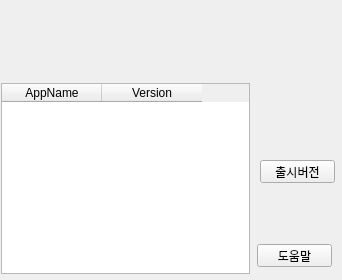
First picture: the form in ui/installedList_working.ui, repository jeongjeongguk/ADB_pyQT5, before the edit.
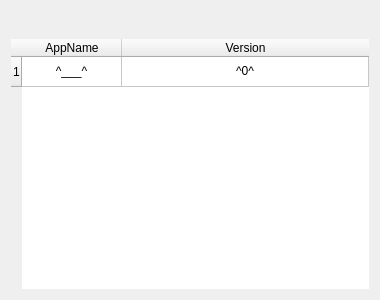
Second picture: the form after the edit. Icons and pictures are not drawn.

Commit message: 권한페이지이동, 잠금상태확인 추가. UI icon추가 및 UI작업중. gif변환이루 연속폴더생성부분 수정.

```diff
--- a/ui/installedList_working.ui
+++ b/ui/installedList_working.ui
@@ -6,8 +6,8 @@
    <rect>
     <x>0</x>
     <y>0</y>
-    <width>342</width>
-    <height>280</height>
+    <width>380</width>
+    <height>300</height>
    </rect>
   </property>
   <property name="sizePolicy">
@@ -24,8 +24,8 @@
   </property>
   <property name="maximumSize">
    <size>
-    <width>342</width>
-    <height>280</height>
+    <width>380</width>
+    <height>300</height>
    </size>
   </property>
   <property name="baseSize">
@@ -41,15 +41,51 @@
    <iconset resource="icon.qrc">
     <normaloff>:/menu/icons/1494232917_icon-trash-b.png</normaloff>:/menu/icons/1494232917_icon-trash-b.png</iconset>
   </property>
+  <layout class="QVBoxLayout" name="verticalLayout">
+   <item>
+    <layout class="QHBoxLayout" name="horizontalLayout">
+     <item>
+      <widget class="QPushButton" name="pushButton_4">
+       <property name="text">
+        <string/>
+       </property>
+       <property name="icon">
+        <iconset resource="icon.qrc">
+         <normaloff>:/menu/icons/icons8-restart-50.png</normaloff>:/menu/icons/icons8-restart-50.png</iconset>
+       </property>
+       <property name="iconSize">
+        <size>
+         <width>40</width>
+         <height>40</height>
+        </size>
+       </property>
+       <property name="flat">
+        <bool>true</bool>
+       </property>
+      </widget>
+     </item>
+     <item>
+      <widget class="QPushButton" name="pushButton_6">
+       <property name="text">
+        <string/>
+       </property>
+       <property name="icon">
+        <iconset resource="icon.qrc">
+         <normaloff>:/menu/icons/icons8-play-50.png</normaloff>:/menu/icons/icons8-play-50.png</iconset>
+       </property>
+       <property name="iconSize">
+        <size>
+         <width>50</width>
+         <height>50</height>
+        </size>
+       </property>
+       <property name="flat">
+        <bool>true</bool>
+       </property>
+      </widget>
+     </item>
+     <item>
   <widget class="QComboBox" name="comboBox">
-   <property name="geometry">
-    <rect>
-     <x>120</x>
-     <y>20</y>
-     <width>72</width>
-     <height>52</height>
-    </rect>
-   </property>
    <property name="styleSheet">
     <string notr="true">QComboBox {
     border: 0px;
@@ -91,96 +127,9 @@
     </property>
    </item>
   </widget>
-  <widget class="QPushButton" name="pushButton_3">
-   <property name="geometry">
-    <rect>
-     <x>260</x>
-     <y>160</y>
-     <width>75</width>
-     <height>23</height>
-    </rect>
-   </property>
-   <property name="text">
-    <string>출시버전</string>
-   </property>
-  </widget>
-  <widget class="QPushButton" name="pushButton_4">
-   <property name="geometry">
-    <rect>
-     <x>1</x>
-     <y>21</y>
-     <width>62</width>
-     <height>58</height>
-    </rect>
-   </property>
-   <property name="text">
-    <string/>
-   </property>
-   <property name="icon">
-    <iconset resource="icon.qrc">
-     <normaloff>:/menu/icons/if_ic_refresh_48px_352439.ico</normaloff>:/menu/icons/if_ic_refresh_48px_352439.ico</iconset>
-   </property>
-   <property name="iconSize">
-    <size>
-     <width>50</width>
-     <height>50</height>
-    </size>
-   </property>
-   <property name="flat">
-    <bool>true</bool>
-   </property>
-  </widget>
-  <widget class="QPushButton" name="pushButton_5">
-   <property name="geometry">
-    <rect>
-     <x>257</x>
-     <y>244</y>
-     <width>75</width>
-     <height>23</height>
-    </rect>
-   </property>
-   <property name="text">
-    <string>도움말</string>
-   </property>
-  </widget>
-  <widget class="QTableWidget" name="tableWidget">
-   <property name="enabled">
-    <bool>true</bool>
-   </property>
-   <property name="geometry">
-    <rect>
-     <x>1</x>
-     <y>83</y>
-     <width>249</width>
-     <height>191</height>
-    </rect>
-   </property>
-   <column>
-    <property name="text">
-     <string>AppName</string>
-    </property>
-    <property name="textAlignment">
-     <set>AlignCenter</set>
-    </property>
-   </column>
-   <column>
-    <property name="text">
-     <string>Version</string>
-    </property>
-    <property name="textAlignment">
-     <set>AlignCenter</set>
-    </property>
-   </column>
-  </widget>
+     </item>
+     <item>
   <widget class="QComboBox" name="comboBox_2">
-   <property name="geometry">
-    <rect>
-     <x>200</x>
-     <y>20</y>
-     <width>71</width>
-     <height>51</height>
-    </rect>
-   </property>
    <property name="styleSheet">
     <string notr="true">QComboBox {
     border: 0px;
@@ -196,8 +145,8 @@
    </property>
    <property name="iconSize">
     <size>
-     <width>40</width>
-     <height>40</height>
+         <width>35</width>
+         <height>35</height>
     </size>
    </property>
    <property name="frame">
@@ -243,43 +192,15 @@
     <property name="text">
      <string/>
     </property>
-   </item>
-  </widget>
-  <widget class="QPushButton" name="pushButton_6">
-   <property name="geometry">
-    <rect>
-     <x>60</x>
-     <y>20</y>
-     <width>62</width>
-     <height>58</height>
-    </rect>
-   </property>
-   <property name="text">
-    <string/>
-   </property>
    <property name="icon">
     <iconset resource="icon.qrc">
-     <normaloff>:/menu/icons/icons8-play-50.png</normaloff>:/menu/icons/icons8-play-50.png</iconset>
-   </property>
-   <property name="iconSize">
-    <size>
-     <width>50</width>
-     <height>50</height>
-    </size>
-   </property>
-   <property name="flat">
-    <bool>true</bool>
-   </property>
-  </widget>
+          <normaloff>:/menu/icons/if_Gooogle_Play_2_312303.png</normaloff>:/menu/icons/if_Gooogle_Play_2_312303.png</iconset>
+        </property>
+       </item>
+      </widget>
+     </item>
+     <item>
   <widget class="QPushButton" name="pushButton_7">
-   <property name="geometry">
-    <rect>
-     <x>260</x>
-     <y>20</y>
-     <width>62</width>
-     <height>58</height>
-    </rect>
-   </property>
    <property name="text">
     <string/>
    </property>
@@ -297,6 +218,90 @@
     <bool>true</bool>
    </property>
   </widget>
+     </item>
+    </layout>
+   </item>
+   <item>
+    <widget class="QTableWidget" name="tableWidget">
+     <property name="enabled">
+      <bool>true</bool>
+     </property>
+     <property name="frameShape">
+      <enum>QFrame::NoFrame</enum>
+     </property>
+     <property name="editTriggers">
+      <set>QAbstractItemView::NoEditTriggers</set>
+     </property>
+     <property name="sortingEnabled">
+      <bool>true</bool>
+     </property>
+     <property name="wordWrap">
+      <bool>true</bool>
+     </property>
+     <property name="cornerButtonEnabled">
+      <bool>true</bool>
+     </property>
+     <attribute name="horizontalHeaderCascadingSectionResizes">
+      <bool>true</bool>
+     </attribute>
+     <attribute name="horizontalHeaderMinimumSectionSize">
+      <number>20</number>
+     </attribute>
+     <attribute name="horizontalHeaderStretchLastSection">
+      <bool>true</bool>
+     </attribute>
+     <attribute name="verticalHeaderCascadingSectionResizes">
+      <bool>false</bool>
+     </attribute>
+     <attribute name="verticalHeaderMinimumSectionSize">
+      <number>23</number>
+     </attribute>
+     <attribute name="verticalHeaderShowSortIndicator" stdset="0">
+      <bool>false</bool>
+     </attribute>
+     <attribute name="verticalHeaderStretchLastSection">
+      <bool>false</bool>
+     </attribute>
+     <row>
+      <property name="text">
+       <string>1</string>
+      </property>
+     </row>
+     <column>
+      <property name="text">
+       <string>AppName</string>
+      </property>
+      <property name="textAlignment">
+       <set>AlignCenter</set>
+      </property>
+     </column>
+     <column>
+      <property name="text">
+       <string>Version</string>
+      </property>
+      <property name="textAlignment">
+       <set>AlignCenter</set>
+      </property>
+     </column>
+     <item row="0" column="0">
+      <property name="text">
+       <string>^___^</string>
+      </property>
+      <property name="textAlignment">
+       <set>AlignCenter</set>
+      </property>
+     </item>
+     <item row="0" column="1">
+      <property name="text">
+       <string>^0^</string>
+      </property>
+      <property name="textAlignment">
+       <set>AlignCenter</set>
+      </property>
+     </item>
+    </widget>
+   </item>
+  </layout>
  </widget>
  <resources>
   <include location="icon.qrc"/>
```
Left out of the diff: 3 changed lines with no effect on the pictures. Lines whose indentation alone changed are shown as unchanged. The commit also changes 11 other files.
